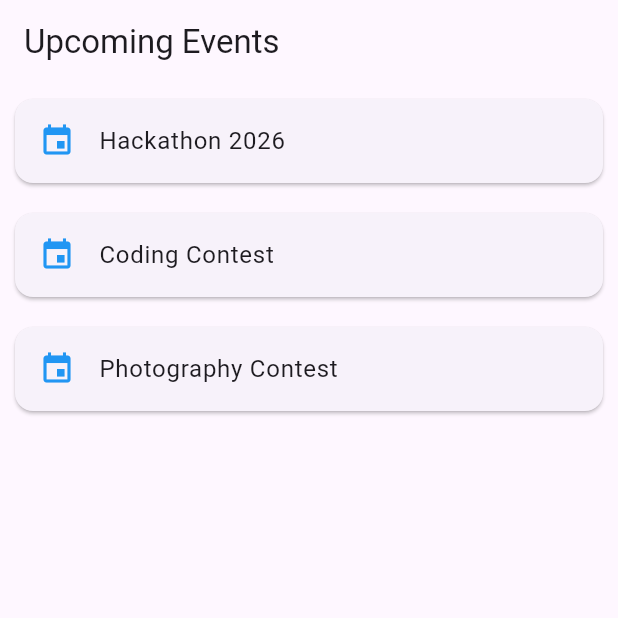
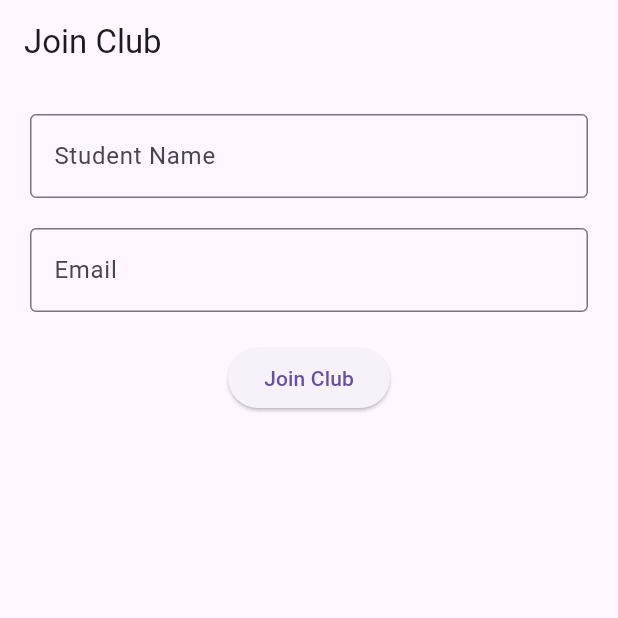
Before and after one commit to Satwika-y1/college-club-manager, a Flutter app: the screen it shows after launch, on a phone screen of 412 x 824 dp, the top half of it. Run offline on Flutter 3.47's test engine with Material 3 defaults, Android fonts, the light colour scheme and no system bars.

Commit message:
Added join club form

```diff
--- a/lib/main.dart
+++ b/lib/main.dart
@@ -1,5 +1,5 @@
 import 'package:flutter/material.dart';
-import 'screens/events_screen.dart';
+import 'screens/join_club_screen.dart';
 
 void main() {
   runApp(const CollegeClubManagerApp());
@@ -16,7 +16,7 @@ class CollegeClubManagerApp extends StatelessWidget {
       theme: ThemeData(
         primarySwatch: Colors.blue,
       ),
-      home: const EventsScreen(),
+      home: const JoinClubScreen(),
     );
   }
 }
--- /dev/null
+++ b/lib/screens/join_club_screen.dart
@@ -0,0 +1,60 @@
+import 'package:flutter/material.dart';
+
+class JoinClubScreen extends StatefulWidget {
+  const JoinClubScreen({super.key});
+
+  @override
+  State<JoinClubScreen> createState() => _JoinClubScreenState();
+}
+
+class _JoinClubScreenState extends State<JoinClubScreen> {
+  final TextEditingController nameController = TextEditingController();
+  final TextEditingController emailController = TextEditingController();
+
+  void joinClub() {
+    if (nameController.text.isNotEmpty &&
+        emailController.text.isNotEmpty) {
+      ScaffoldMessenger.of(context).showSnackBar(
+        const SnackBar(
+          content: Text("Club joined successfully!"),
+        ),
+      );
+    }
+  }
+
+  @override
+  Widget build(BuildContext context) {
+    return Scaffold(
+      appBar: AppBar(
+        title: const Text("Join Club"),
+      ),
+      body: Padding(
+        padding: const EdgeInsets.all(20),
+        child: Column(
+          children: [
+            TextField(
+              controller: nameController,
+              decoration: const InputDecoration(
+                labelText: "Student Name",
+                border: OutlineInputBorder(),
+              ),
+            ),
+            const SizedBox(height: 20),
+            TextField(
+              controller: emailController,
+              decoration: const InputDecoration(
+                labelText: "Email",
+                border: OutlineInputBorder(),
+              ),
+            ),
+            const SizedBox(height: 20),
+            ElevatedButton(
+              onPressed: joinClub,
+              child: const Text("Join Club"),
+            ),
+          ],
+        ),
+      ),
+    );
+  }
+}
```
